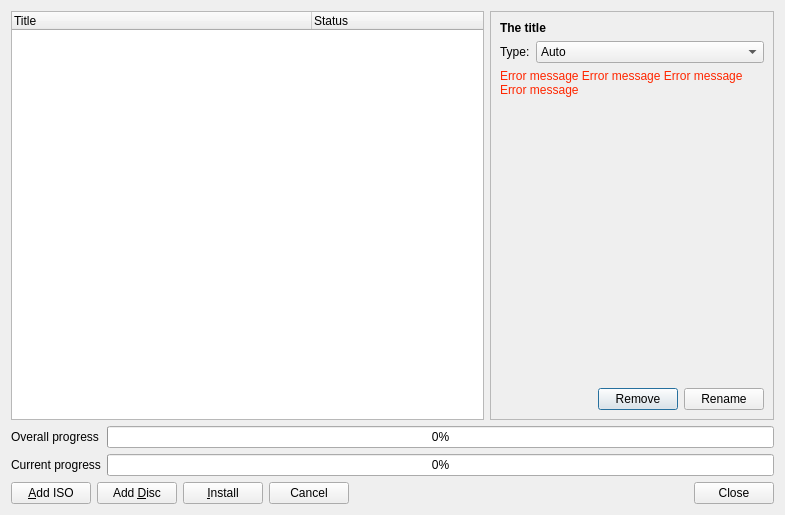
Above: src/GameInstallDialog.ui from brainstream/OPL-PC-Tools before the change. Below: the same form after it.
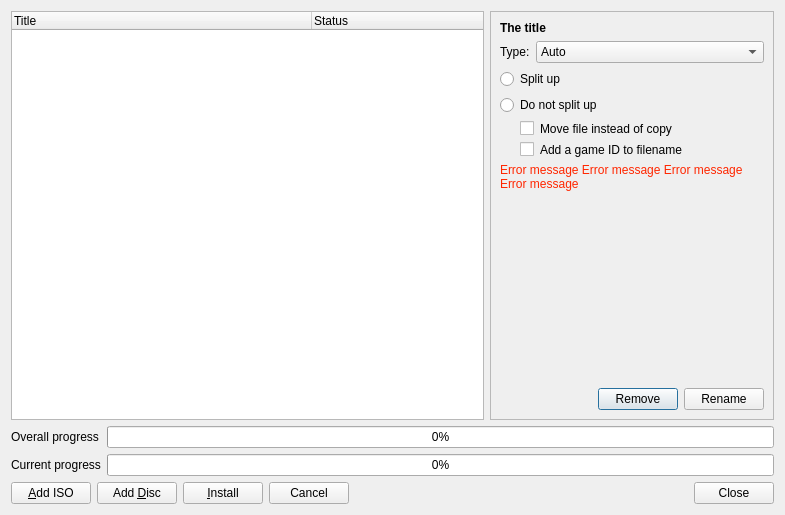
That is the form after the change. Icons and pictures are not drawn.

The edit to the form file:
```diff
--- a/src/GameInstallDialog.ui
+++ b/src/GameInstallDialog.ui
@@ -141,6 +141,40 @@
                </item>
               </layout>
              </item>
+             <item>
+              <widget class="QRadioButton" name="mp_radiobtn_split_up">
+               <property name="text">
+                <string>Split up</string>
+               </property>
+              </widget>
+             </item>
+             <item>
+              <widget class="QRadioButton" name="mp_radiobtn_dnot_split_up">
+               <property name="text">
+                <string>Do not split up</string>
+               </property>
+              </widget>
+             </item>
+             <item>
+              <widget class="QCheckBox" name="mp_checkbox_move">
+               <property name="styleSheet">
+                <string notr="true">margin-left: 20px;</string>
+               </property>
+               <property name="text">
+                <string>Move file instead of copy</string>
+               </property>
+              </widget>
+             </item>
+             <item>
+              <widget class="QCheckBox" name="mp_checkbox_rename">
+               <property name="styleSheet">
+                <string notr="true">margin-left: 20px;</string>
+               </property>
+               <property name="text">
+                <string>Add a game ID to filename</string>
+               </property>
+              </widget>
+             </item>
              <item>
               <widget class="QLabel" name="mp_label_error_message">
                <property name="sizePolicy">
```
Left out of the diff: 82 changed lines with no effect on the pictures.
